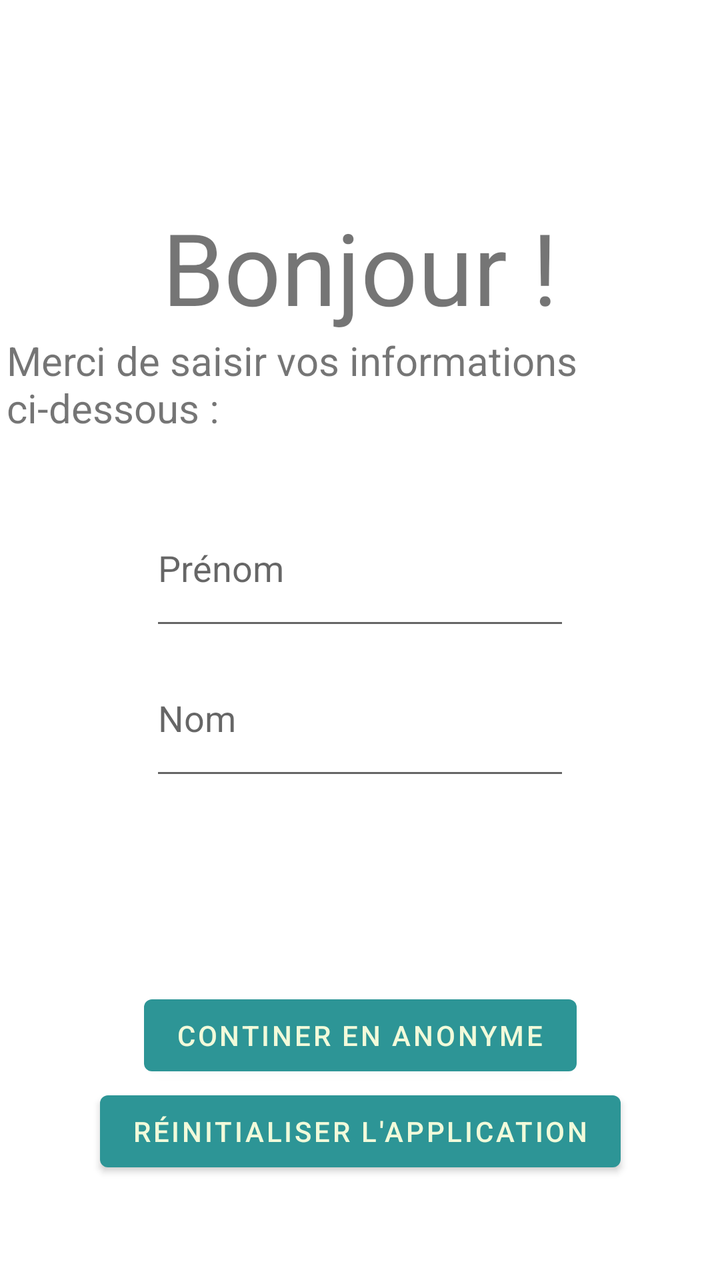
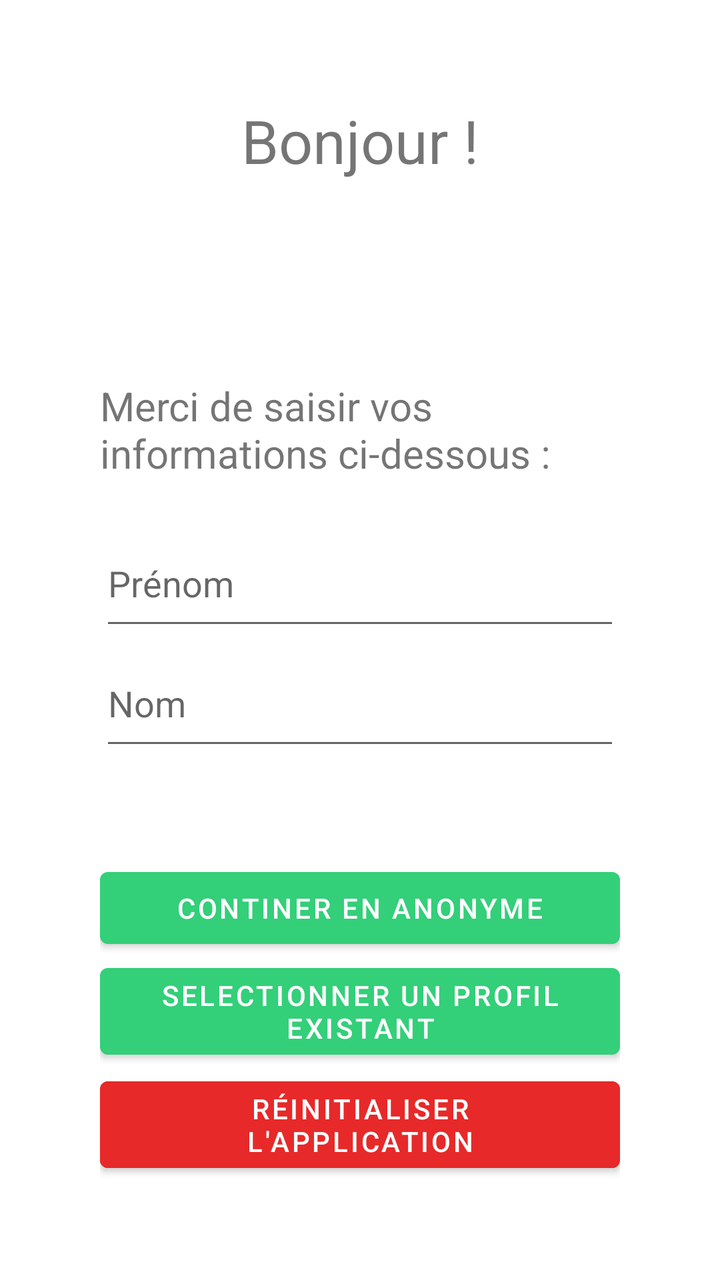

Screens rendered from an Android XML layout before and after an edit, with the pre-edit source and the edit as a unified diff.
<!-- AndroidManifest.xml: application theme Theme.Lousticole -->
<!-- res/layout/profil_selection.xml -->
<?xml version="1.0" encoding="utf-8"?>
<androidx.constraintlayout.widget.ConstraintLayout xmlns:android="http://schemas.android.com/apk/res/android"
    xmlns:app="http://schemas.android.com/apk/res-auto"
    xmlns:tools="http://schemas.android.com/tools"
    android:layout_width="match_parent"
    android:layout_height="match_parent">

    <TextView
        android:layout_marginTop="100dp"
        android:id="@+id/profile_selection_welcome_textView"
        android:layout_width="wrap_content"
        android:layout_height="wrap_content"
        android:textSize="50sp"
        android:text="Bonjour !"
        app:layout_constraintEnd_toEndOf="parent"
        app:layout_constraintStart_toStartOf="parent"
        app:layout_constraintTop_toTopOf="parent" />

    <TextView
        android:id="@+id/profile_selection_description_textView"
        android:layout_width="wrap_content"
        android:paddingLeft="10px"
        android:paddingRight="10px"
        android:layout_height="wrap_content"
        android:textSize="20sp"
        android:text="Merci de saisir vos informations ci-dessous :"

        app:layout_constraintEnd_toEndOf="parent"
        app:layout_constraintStart_toStartOf="parent"
        app:layout_constraintTop_toBottomOf="@+id/profile_selection_welcome_textView" />

    <LinearLayout
        android:id="@+id/profile_selection_form_linearLayout"
        android:layout_width="match_parent"
        android:layout_height="150dp"
        android:gravity="center_horizontal"
        android:orientation="vertical"
        app:layout_constraintBottom_toBottomOf="parent"
        app:layout_constraintTop_toTopOf="parent">

        <EditText
            android:id="@+id/profile_selection_prenom_editText"
            android:layout_width="wrap_content"
            android:layout_height="wrap_content"
            android:layout_weight="1"
            android:ems="10"
            android:hint="Prénom"
            android:inputType="textPersonName"
            android:text="" />

        <EditText
            android:id="@+id/profile_selection_nom_editText"
            android:layout_width="wrap_content"
            android:layout_height="wrap_content"
            android:layout_weight="1"
            android:ems="10"
            android:hint="Nom"
            android:inputType="textPersonName"
            android:text="" />

    </LinearLayout>

    <Button
        android:id="@+id/profile_selection_valider_button"
        android:layout_width="wrap_content"
        android:layout_height="wrap_content"
        android:text="Continer en anonyme"
        app:layout_constraintBottom_toBottomOf="parent"
        app:layout_constraintEnd_toEndOf="parent"
        app:layout_constraintStart_toStartOf="parent"
        app:layout_constraintTop_toBottomOf="@+id/profile_selection_form_linearLayout" />

    <Button
        android:id="@+id/profile_selection_reset_button"
        android:layout_width="wrap_content"
        android:layout_height="wrap_content"
        android:text="Réinitialiser l'application"
        app:layout_constraintEnd_toEndOf="parent"
        app:layout_constraintStart_toStartOf="parent"
        app:layout_constraintTop_toBottomOf="@+id/profile_selection_valider_button" />

</androidx.constraintlayout.widget.ConstraintLayout>
<!-- resources referenced by this layout -->
<resources>
  <style name="Theme.Lousticole" parent="Theme.MaterialComponents.DayNight.NoActionBar">
          
          <item name="colorPrimary">@color/green</item>
          <item name="colorPrimaryVariant">@color/dark_green</item>
          <item name="colorOnPrimary">@color/cream</item>
          
          <item name="colorSecondary">@color/light_green</item>
          <item name="colorSecondaryVariant">@color/green</item>
          <item name="colorOnSecondary">@color/black</item>
          
          <item name="android:statusBarColor">@android:color/transparent</item>
          <item name="android:navigationBarColor">@android:color/transparent</item>
          <item name="android:windowTranslucentStatus">false</item>
          <item name="android:windowTranslucentNavigation">false</item>
          
      </style>
  <color name="green">#2D9596</color>
  <color name="dark_green">#265073</color>
  <color name="cream">#F1FADA</color>
  <color name="light_green">#9AD0C2</color>
  <color name="black">#FF000000</color>
</resources>

<!-- the commit's change to res/layout/profil_selection.xml (unified diff, before → after) -->
@@ -3,14 +3,14 @@
     xmlns:app="http://schemas.android.com/apk/res-auto"
     xmlns:tools="http://schemas.android.com/tools"
     android:layout_width="match_parent"
-    android:layout_height="match_parent">
+    android:layout_height="match_parent"
+    android:padding="50dp">
 
     <TextView
-        android:layout_marginTop="100dp"
         android:id="@+id/profile_selection_welcome_textView"
         android:layout_width="wrap_content"
         android:layout_height="wrap_content"
-        android:textSize="50sp"
+        android:textSize="30sp"
         android:text="Bonjour !"
         app:layout_constraintEnd_toEndOf="parent"
         app:layout_constraintStart_toStartOf="parent"
@@ -19,20 +19,19 @@
     <TextView
         android:id="@+id/profile_selection_description_textView"
         android:layout_width="wrap_content"
-        android:paddingLeft="10px"
-        android:paddingRight="10px"
         android:layout_height="wrap_content"
+        android:layout_marginBottom="20dp"
+        android:text="Merci de saisir vos informations ci-dessous :"
         android:textSize="20sp"
-        android:text="Merci de saisir vos informations ci-dessous :"
 
+        app:layout_constraintBottom_toTopOf="@+id/profile_selection_form_linearLayout"
         app:layout_constraintEnd_toEndOf="parent"
-        app:layout_constraintStart_toStartOf="parent"
-        app:layout_constraintTop_toBottomOf="@+id/profile_selection_welcome_textView" />
+        app:layout_constraintStart_toStartOf="parent" />
 
     <LinearLayout
         android:id="@+id/profile_selection_form_linearLayout"
         android:layout_width="match_parent"
-        android:layout_height="150dp"
+        android:layout_height="120dp"
         android:gravity="center_horizontal"
         android:orientation="vertical"
         app:layout_constraintBottom_toBottomOf="parent"
@@ -40,7 +39,7 @@
 
         <EditText
             android:id="@+id/profile_selection_prenom_editText"
-            android:layout_width="wrap_content"
+            android:layout_width="match_parent"
             android:layout_height="wrap_content"
             android:layout_weight="1"
             android:ems="10"
@@ -50,7 +49,7 @@
 
         <EditText
             android:id="@+id/profile_selection_nom_editText"
-            android:layout_width="wrap_content"
+            android:layout_width="match_parent"
             android:layout_height="wrap_content"
             android:layout_weight="1"
             android:ems="10"
@@ -62,21 +61,31 @@
 
     <Button
         android:id="@+id/profile_selection_valider_button"
-        android:layout_width="wrap_content"
+        android:layout_width="match_parent"
         android:layout_height="wrap_content"
+        android:layout_marginTop="50dp"
         android:text="Continer en anonyme"
-        app:layout_constraintBottom_toBottomOf="parent"
         app:layout_constraintEnd_toEndOf="parent"
         app:layout_constraintStart_toStartOf="parent"
         app:layout_constraintTop_toBottomOf="@+id/profile_selection_form_linearLayout" />
 
     <Button
-        android:id="@+id/profile_selection_reset_button"
-        android:layout_width="wrap_content"
+        android:id="@+id/profile_selection_select_user_button"
+        android:layout_width="match_parent"
         android:layout_height="wrap_content"
-        android:text="Réinitialiser l'application"
+        android:text="Selectionner un profil existant"
         app:layout_constraintEnd_toEndOf="parent"
         app:layout_constraintStart_toStartOf="parent"
         app:layout_constraintTop_toBottomOf="@+id/profile_selection_valider_button" />
 
+    <Button
+        android:id="@+id/profile_selection_reset_button"
+        android:layout_width="match_parent"
+        android:layout_height="wrap_content"
+        android:backgroundTint="@color/red"
+        android:text="Réinitialiser l'application"
+        app:layout_constraintBottom_toBottomOf="parent"
+        app:layout_constraintEnd_toEndOf="parent"
+        app:layout_constraintStart_toStartOf="parent" />
+
 </androidx.constraintlayout.widget.ConstraintLayout>
<!-- resource entries referenced after the edit -->
@@ -1,14 +1,15 @@
 <!-- resources referenced by this layout -->
 <resources>
+  <color name="red">#E72929</color>
   <style name="Theme.Lousticole" parent="Theme.MaterialComponents.DayNight.NoActionBar">
           
           <item name="colorPrimary">@color/green</item>
-          <item name="colorPrimaryVariant">@color/dark_green</item>
-          <item name="colorOnPrimary">@color/cream</item>
+          <item name="colorPrimaryVariant">@color/blue</item>
+          <item name="colorOnPrimary">@color/white</item>
           
-          <item name="colorSecondary">@color/light_green</item>
+          <item name="colorSecondary">@color/blue</item>
           <item name="colorSecondaryVariant">@color/green</item>
-          <item name="colorOnSecondary">@color/black</item>
+          <item name="colorOnSecondary">@color/white</item>
           
           <item name="android:statusBarColor">@android:color/transparent</item>
           <item name="android:navigationBarColor">@android:color/transparent</item>
@@ -16,10 +17,8 @@
           <item name="android:windowTranslucentNavigation">false</item>
           
       </style>
-  <color name="green">#2D9596</color>
-  <color name="dark_green">#265073</color>
-  <color name="cream">#F1FADA</color>
-  <color name="light_green">#9AD0C2</color>
-  <color name="black">#FF000000</color>
+  <color name="green">#33cf79</color>
+  <color name="blue">#3583e2</color>
+  <color name="white">#FFFFFFFF</color>
 </resources>
 
